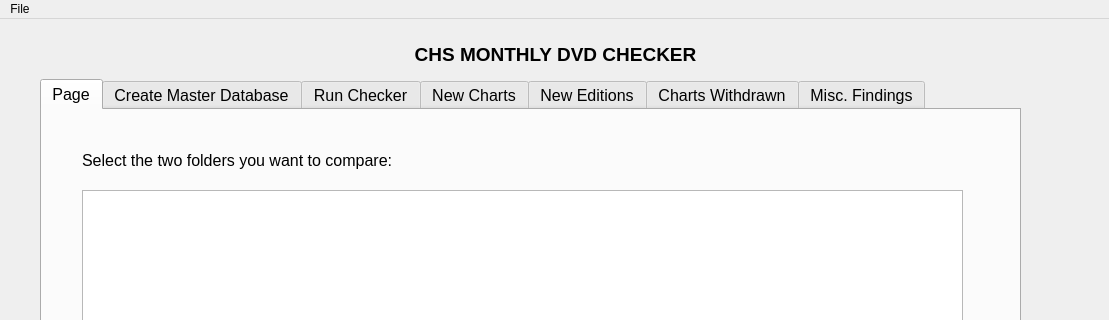
Old version of the form CHS_DVD_Checker.ui in the repository Mabus00/CHS-DVD-Reader; both pictures show x 0 to 1109 and y 0 to 320 of the 1109 by 862 pixel window.
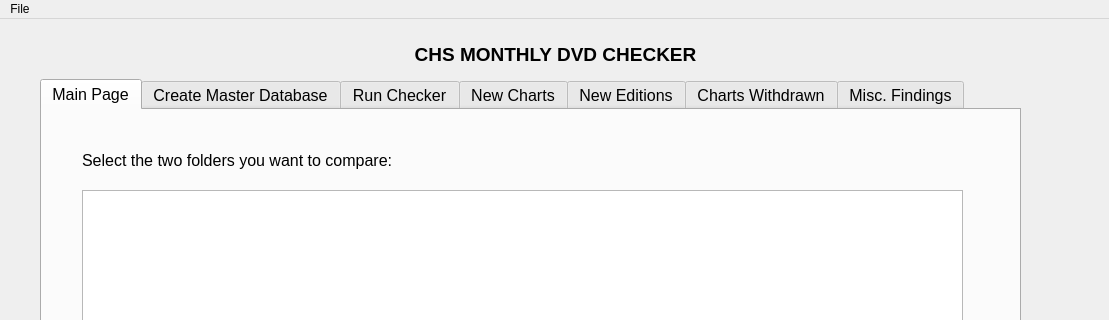
New version of the form.

```diff
--- a/CHS_DVD_Checker.ui
+++ b/CHS_DVD_Checker.ui
@@ -73,7 +73,7 @@
     </property>
     <widget class="QWidget" name="mainTab">
      <attribute name="title">
-      <string>Page</string>
+      <string>Main Page</string>
      </attribute>
      <widget class="QTextEdit" name="createDatabaseTextBrowser_2">
       <property name="geometry">
```
Left out of the diff: 2 changed lines with no effect on the pictures.
